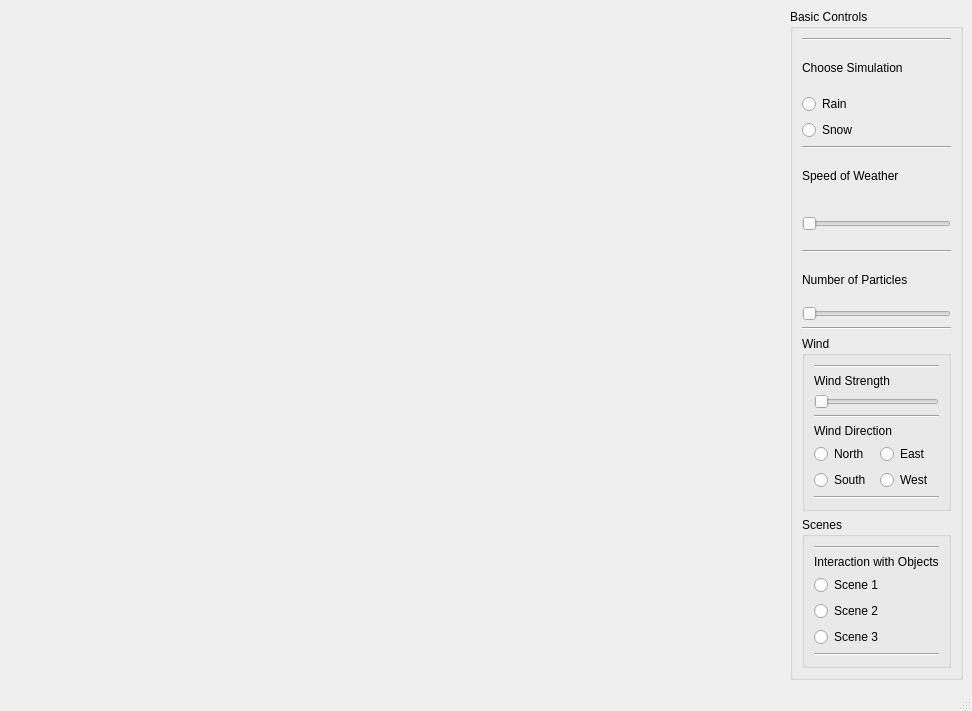
Old version of the form ui/MainWindow.ui in the repository edinamorris/AGSDT-Assignment.
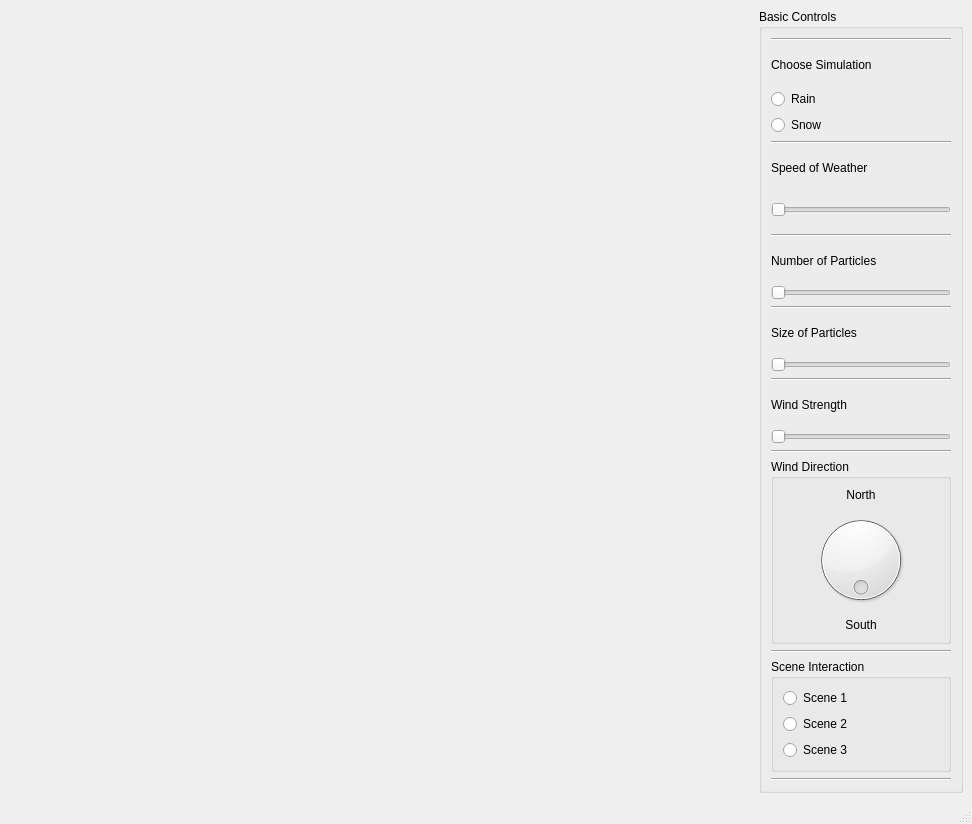
New version of the form.

Commit message: turned weather direction into dial, added particle size functionality

```diff
--- a/ui/MainWindow.ui
+++ b/ui/MainWindow.ui
@@ -7,7 +7,7 @@
     <x>0</x>
     <y>0</y>
     <width>972</width>
-    <height>711</height>
+    <height>824</height>
    </rect>
   </property>
   <property name="windowTitle">
@@ -17,72 +17,43 @@
    <layout class="QGridLayout" name="s_mainWindowGridLayout">
     <item row="0" column="1">
      <widget class="QGroupBox" name="s_drawGB">
+      <property name="sizePolicy">
+       <sizepolicy hsizetype="Preferred" vsizetype="Preferred">
+        <horstretch>0</horstretch>
+        <verstretch>0</verstretch>
+       </sizepolicy>
+      </property>
       <property name="title">
        <string>Basic Controls</string>
       </property>
       <layout class="QGridLayout" name="gridLayout_2">
-       <item row="1" column="0">
-        <widget class="QLabel" name="label_2">
-         <property name="text">
-          <string>Choose Simulation</string>
-         </property>
-        </widget>
-       </item>
-       <item row="6" column="0">
-        <widget class="QSlider" name="weatherStrength">
+       <item row="13" column="0">
+        <widget class="QSlider" name="particleSize">
          <property name="sizePolicy">
-          <sizepolicy hsizetype="Preferred" vsizetype="Preferred">
+          <sizepolicy hsizetype="Preferred" vsizetype="Fixed">
            <horstretch>0</horstretch>
            <verstretch>0</verstretch>
           </sizepolicy>
          </property>
-         <property name="orientation">
-          <enum>Qt::Horizontal</enum>
+         <property name="minimum">
+          <number>5</number>
          </property>
-        </widget>
-       </item>
-       <item row="3" column="0">
-        <widget class="Line" name="line_3">
-         <property name="orientation">
-          <enum>Qt::Horizontal</enum>
+         <property name="maximum">
+          <number>13</number>
          </property>
-        </widget>
-       </item>
-       <item row="7" column="0">
-        <widget class="Line" name="line_9">
          <property name="orientation">
           <enum>Qt::Horizontal</enum>
          </property>
         </widget>
        </item>
-       <item row="10" column="0">
+       <item row="19" column="0">
         <widget class="Line" name="line_2">
          <property name="orientation">
           <enum>Qt::Horizontal</enum>
          </property>
         </widget>
        </item>
-       <item row="0" column="0">
-        <widget class="Line" name="line_4">
-         <property name="orientation">
-          <enum>Qt::Horizontal</enum>
-         </property>
-        </widget>
-       </item>
        <item row="9" column="0">
-        <widget class="QSlider" name="m_heaviness">
-         <property name="sizePolicy">
-          <sizepolicy hsizetype="Ignored" vsizetype="Fixed">
-           <horstretch>0</horstretch>
-           <verstretch>0</verstretch>
-          </sizepolicy>
-         </property>
-         <property name="orientation">
-          <enum>Qt::Horizontal</enum>
-         </property>
-        </widget>
-       </item>
-       <item row="8" column="0">
         <widget class="QLabel" name="label_6">
          <property name="text">
           <string>Number of Particles</string>
@@ -90,13 +61,36 @@
         </widget>
        </item>
        <item row="4" column="0">
-        <widget class="QLabel" name="label">
-         <property name="text">
-          <string>Speed of Weather</string>
+        <widget class="Line" name="line_3">
+         <property name="orientation">
+          <enum>Qt::Horizontal</enum>
          </property>
         </widget>
        </item>
-       <item row="2" column="0">
+       <item row="7" column="0">
+        <widget class="QSlider" name="weatherStrength">
+         <property name="sizePolicy">
+          <sizepolicy hsizetype="Ignored" vsizetype="Preferred">
+           <horstretch>0</horstretch>
+           <verstretch>0</verstretch>
+          </sizepolicy>
+         </property>
+         <property name="maximum">
+          <number>100</number>
+         </property>
+         <property name="orientation">
+          <enum>Qt::Horizontal</enum>
+         </property>
+        </widget>
+       </item>
+       <item row="8" column="0">
+        <widget class="Line" name="line_9">
+         <property name="orientation">
+          <enum>Qt::Horizontal</enum>
+         </property>
+        </widget>
+       </item>
+       <item row="3" column="0">
         <layout class="QVBoxLayout" name="verticalLayout">
          <item>
           <widget class="QRadioButton" name="m_rain">
@@ -114,119 +108,214 @@
          </item>
         </layout>
        </item>
+       <item row="17" column="0">
+        <widget class="Line" name="line_4">
+         <property name="sizePolicy">
+          <sizepolicy hsizetype="Ignored" vsizetype="Fixed">
+           <horstretch>0</horstretch>
+           <verstretch>0</verstretch>
+          </sizepolicy>
+         </property>
+         <property name="orientation">
+          <enum>Qt::Horizontal</enum>
+         </property>
+        </widget>
+       </item>
+       <item row="1" column="0">
+        <widget class="Line" name="line">
+         <property name="orientation">
+          <enum>Qt::Horizontal</enum>
+         </property>
+        </widget>
+       </item>
+       <item row="5" column="0">
+        <widget class="QLabel" name="label">
+         <property name="text">
+          <string>Speed of Weather</string>
+         </property>
+        </widget>
+       </item>
+       <item row="12" column="0">
+        <widget class="QLabel" name="label_4">
+         <property name="text">
+          <string>Size of Particles</string>
+         </property>
+        </widget>
+       </item>
+       <item row="15" column="0">
+        <widget class="QLabel" name="label_3">
+         <property name="text">
+          <string>Wind Strength</string>
+         </property>
+        </widget>
+       </item>
        <item row="11" column="0">
+        <widget class="Line" name="line_6">
+         <property name="orientation">
+          <enum>Qt::Horizontal</enum>
+         </property>
+        </widget>
+       </item>
+       <item row="2" column="0">
+        <widget class="QLabel" name="label_2">
+         <property name="text">
+          <string>Choose Simulation</string>
+         </property>
+        </widget>
+       </item>
+       <item row="14" column="0">
+        <widget class="Line" name="line_5">
+         <property name="orientation">
+          <enum>Qt::Horizontal</enum>
+         </property>
+        </widget>
+       </item>
+       <item row="10" column="0">
+        <widget class="QSlider" name="m_heaviness">
+         <property name="sizePolicy">
+          <sizepolicy hsizetype="Ignored" vsizetype="Fixed">
+           <horstretch>0</horstretch>
+           <verstretch>0</verstretch>
+          </sizepolicy>
+         </property>
+         <property name="maximum">
+          <number>100</number>
+         </property>
+         <property name="orientation">
+          <enum>Qt::Horizontal</enum>
+         </property>
+        </widget>
+       </item>
+       <item row="16" column="0">
+        <widget class="QSlider" name="m_windSpeed">
+         <property name="sizePolicy">
+          <sizepolicy hsizetype="Preferred" vsizetype="Fixed">
+           <horstretch>0</horstretch>
+           <verstretch>0</verstretch>
+          </sizepolicy>
+         </property>
+         <property name="maximum">
+          <number>100</number>
+         </property>
+         <property name="orientation">
+          <enum>Qt::Horizontal</enum>
+         </property>
+        </widget>
+       </item>
+       <item row="18" column="0">
         <widget class="QGroupBox" name="groupBox">
+         <property name="sizePolicy">
+          <sizepolicy hsizetype="Expanding" vsizetype="Minimum">
+           <horstretch>0</horstretch>
+           <verstretch>0</verstretch>
+          </sizepolicy>
+         </property>
+         <property name="maximumSize">
+          <size>
+           <width>16777215</width>
+           <height>185</height>
+          </size>
+         </property>
+         <property name="layoutDirection">
+          <enum>Qt::LeftToRight</enum>
+         </property>
          <property name="title">
-          <string>Wind</string>
+          <string>Wind Direction</string>
          </property>
          <layout class="QGridLayout" name="gridLayout">
-          <item row="2" column="0">
-           <widget class="QSlider" name="m_windSpeed">
-            <property name="sizePolicy">
-             <sizepolicy hsizetype="Preferred" vsizetype="Fixed">
-              <horstretch>0</horstretch>
-              <verstretch>0</verstretch>
-             </sizepolicy>
-            </property>
-            <property name="orientation">
-             <enum>Qt::Horizontal</enum>
-            </property>
-           </widget>
-          </item>
-          <item row="1" column="0">
-           <widget class="QLabel" name="label_3">
-            <property name="text">
-             <string>Wind Strength</string>
-            </property>
-           </widget>
-          </item>
-          <item row="3" column="0">
-           <widget class="Line" name="line_6">
-            <property name="orientation">
-             <enum>Qt::Horizontal</enum>
-            </property>
-           </widget>
-          </item>
-          <item row="4" column="0">
-           <widget class="QLabel" name="label_4">
-            <property name="text">
-             <string>Wind Direction</string>
-            </property>
-           </widget>
-          </item>
-          <item row="0" column="0">
-           <widget class="Line" name="line_5">
-            <property name="orientation">
-             <enum>Qt::Horizontal</enum>
-            </property>
-           </widget>
-          </item>
           <item row="5" column="0">
-           <layout class="QHBoxLayout" name="horizontalLayout">
-            <item>
-             <widget class="QRadioButton" name="m_north">
-              <property name="text">
-               <string>North</string>
-              </property>
-             </widget>
-            </item>
-            <item>
-             <widget class="QRadioButton" name="m_east">
-              <property name="text">
-               <string>East</string>
-              </property>
-             </widget>
-            </item>
-           </layout>
+           <widget class="QDial" name="direction">
+            <property name="sizePolicy">
+             <sizepolicy hsizetype="Preferred" vsizetype="Expanding">
+              <horstretch>0</horstretch>
+              <verstretch>100</verstretch>
+             </sizepolicy>
+            </property>
+            <property name="minimumSize">
+             <size>
+              <width>50</width>
+              <height>90</height>
+             </size>
+            </property>
+            <property name="layoutDirection">
+             <enum>Qt::LeftToRight</enum>
+            </property>
+            <property name="maximum">
+             <number>360</number>
+            </property>
+            <property name="pageStep">
+             <number>1</number>
+            </property>
+            <property name="value">
+             <number>0</number>
+            </property>
+            <property name="sliderPosition">
+             <number>0</number>
+            </property>
+            <property name="orientation">
+             <enum>Qt::Horizontal</enum>
+            </property>
+            <property name="invertedAppearance">
+             <bool>false</bool>
+            </property>
+            <property name="invertedControls">
+             <bool>false</bool>
+            </property>
+            <property name="wrapping">
+             <bool>true</bool>
+            </property>
+            <property name="notchesVisible">
+             <bool>false</bool>
+            </property>
+           </widget>
+          </item>
+          <item row="4" column="0">
+           <widget class="QLabel" name="label_7">
+            <property name="sizePolicy">
+             <sizepolicy hsizetype="Preferred" vsizetype="Preferred">
+              <horstretch>0</horstretch>
+              <verstretch>0</verstretch>
+             </sizepolicy>
+            </property>
+            <property name="maximumSize">
+             <size>
+              <width>100</width>
+              <height>20</height>
+             </size>
+            </property>
+            <property name="text">
+             <string>North</string>
+            </property>
+            <property name="alignment">
+             <set>Qt::AlignCenter</set>
+            </property>
+           </widget>
           </item>
           <item row="6" column="0">
-           <layout class="QHBoxLayout" name="horizontalLayout_2">
-            <item>
-             <widget class="QRadioButton" name="m_south">
-              <property name="text">
-               <string>South</string>
-              </property>
-             </widget>
-            </item>
-            <item>
-             <widget class="QRadioButton" name="m_west">
-              <property name="text">
-               <string>West</string>
-              </property>
-             </widget>
-            </item>
-           </layout>
-          </item>
-          <item row="7" column="0">
-           <widget class="Line" name="line_7">
-            <property name="orientation">
-             <enum>Qt::Horizontal</enum>
+           <widget class="QLabel" name="label_8">
+            <property name="text">
+             <string>South</string>
+            </property>
+            <property name="alignment">
+             <set>Qt::AlignCenter</set>
             </property>
            </widget>
           </item>
          </layout>
         </widget>
        </item>
-       <item row="12" column="0">
+       <item row="20" column="0">
         <widget class="QGroupBox" name="groupBox_2">
+         <property name="sizePolicy">
+          <sizepolicy hsizetype="Expanding" vsizetype="Preferred">
+           <horstretch>0</horstretch>
+           <verstretch>0</verstretch>
+          </sizepolicy>
+         </property>
          <property name="title">
-          <string>Scenes</string>
+          <string>Scene Interaction</string>
          </property>
          <layout class="QVBoxLayout" name="verticalLayout_3">
-          <item>
-           <widget class="Line" name="line">
-            <property name="orientation">
-             <enum>Qt::Horizontal</enum>
-            </property>
-           </widget>
-          </item>
-          <item>
-           <widget class="QLabel" name="label_5">
-            <property name="text">
-             <string>Interaction with Objects</string>
-            </property>
-           </widget>
-          </item>
           <item>
            <layout class="QVBoxLayout" name="verticalLayout_2">
             <item>
@@ -252,16 +341,16 @@
             </item>
            </layout>
           </item>
-          <item>
-           <widget class="Line" name="line_8">
-            <property name="orientation">
-             <enum>Qt::Horizontal</enum>
-            </property>
-           </widget>
-          </item>
          </layout>
         </widget>
        </item>
+       <item row="21" column="0">
+        <widget class="Line" name="line_7">
+         <property name="orientation">
+          <enum>Qt::Horizontal</enum>
+         </property>
+        </widget>
+       </item>
       </layout>
      </widget>
     </item>
@@ -270,9 +359,12 @@
       <property name="orientation">
        <enum>Qt::Horizontal</enum>
       </property>
+      <property name="sizeType">
+       <enum>QSizePolicy::Maximum</enum>
+      </property>
       <property name="sizeHint" stdset="0">
        <size>
-        <width>40</width>
+        <width>750</width>
         <height>20</height>
        </size>
       </property>
```
The commit also changes 21 other files.
